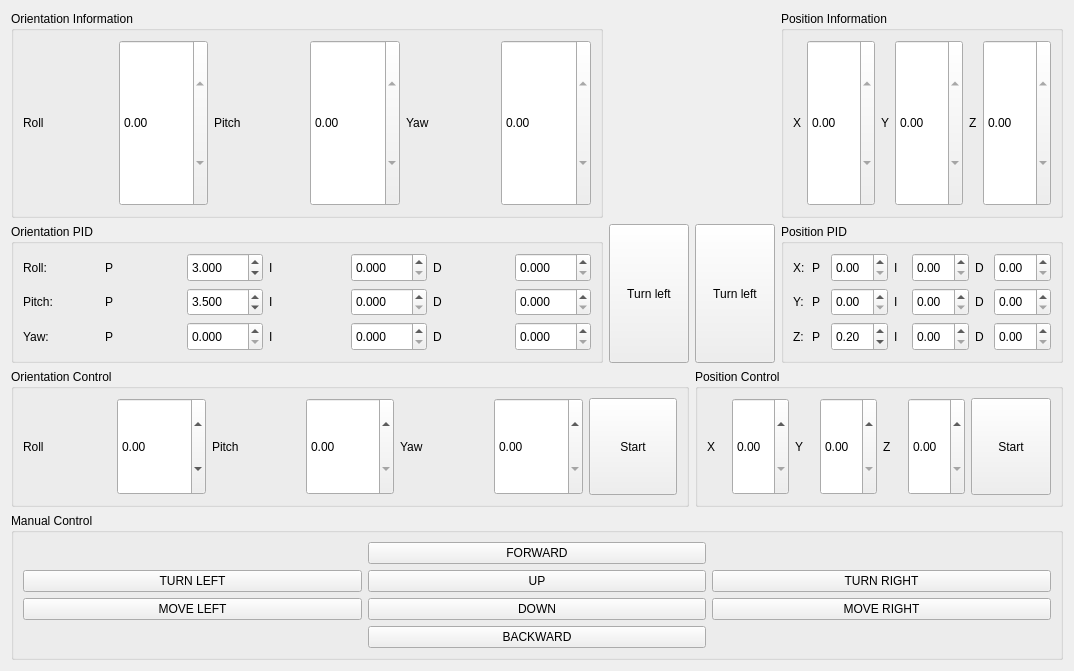
Qt form controlview.ui (thinkexist1989/UWVControl) before a commit.
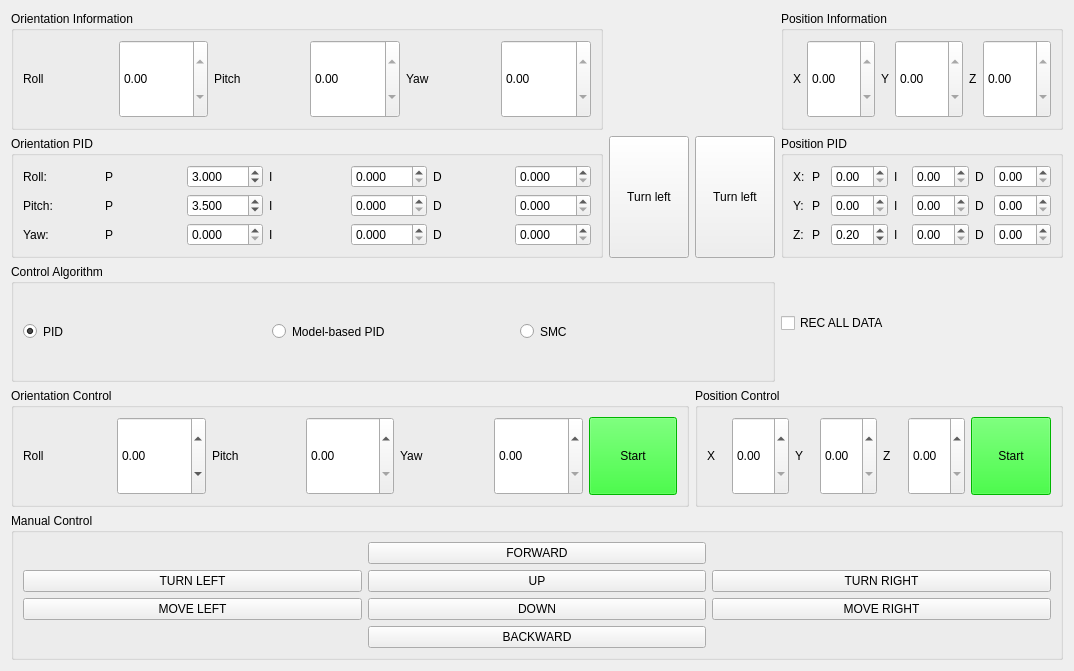
The same form after that commit.

Patch:
```diff
--- a/controlview.ui
+++ b/controlview.ui
@@ -20,8 +20,116 @@
    <string notr="true">font: 25 11pt &quot;Segoe UI Light&quot;;
 </string>
   </property>
-  <layout class="QGridLayout" name="gridLayout_8" rowstretch="3,2,2,2" columnstretch="5,0,0,0">
-   <item row="2" column="0" colspan="2">
+  <layout class="QGridLayout" name="gridLayout_8" rowstretch="2,2,2,2,2" columnstretch="5,0,0,0">
+   <property name="verticalSpacing">
+    <number>6</number>
+   </property>
+   <item row="0" column="0">
+    <widget class="QGroupBox" name="groupBox_4">
+     <property name="title">
+      <string>Orientation Information</string>
+     </property>
+     <layout class="QGridLayout" name="gridLayout_4">
+      <item row="0" column="3">
+       <widget class="QDoubleSpinBox" name="pitch_info">
+        <property name="sizePolicy">
+         <sizepolicy hsizetype="Expanding" vsizetype="Expanding">
+          <horstretch>0</horstretch>
+          <verstretch>0</verstretch>
+         </sizepolicy>
+        </property>
+        <property name="readOnly">
+         <bool>true</bool>
+        </property>
+        <property name="minimum">
+         <double>-90.000000000000000</double>
+        </property>
+        <property name="maximum">
+         <double>90.000000000000000</double>
+        </property>
+       </widget>
+      </item>
+      <item row="0" column="1">
+       <widget class="QDoubleSpinBox" name="roll_info">
+        <property name="sizePolicy">
+         <sizepolicy hsizetype="Expanding" vsizetype="Expanding">
+          <horstretch>0</horstretch>
+          <verstretch>0</verstretch>
+         </sizepolicy>
+        </property>
+        <property name="readOnly">
+         <bool>true</bool>
+        </property>
+        <property name="minimum">
+         <double>-180.000000000000000</double>
+        </property>
+        <property name="maximum">
+         <double>180.000000000000000</double>
+        </property>
+       </widget>
+      </item>
+      <item row="0" column="4">
+       <widget class="QLabel" name="label_9">
+        <property name="sizePolicy">
+         <sizepolicy hsizetype="Expanding" vsizetype="Expanding">
+          <horstretch>0</horstretch>
+          <verstretch>0</verstretch>
+         </sizepolicy>
+        </property>
+        <property name="text">
+         <string>Yaw</string>
+        </property>
+       </widget>
+      </item>
+      <item row="0" column="0">
+       <widget class="QLabel" name="label_7">
+        <property name="sizePolicy">
+         <sizepolicy hsizetype="Expanding" vsizetype="Expanding">
+          <horstretch>0</horstretch>
+          <verstretch>0</verstretch>
+         </sizepolicy>
+        </property>
+        <property name="text">
+         <string>Roll</string>
+        </property>
+       </widget>
+      </item>
+      <item row="0" column="2">
+       <widget class="QLabel" name="label_8">
+        <property name="sizePolicy">
+         <sizepolicy hsizetype="Expanding" vsizetype="Expanding">
+          <horstretch>0</horstretch>
+          <verstretch>0</verstretch>
+         </sizepolicy>
+        </property>
+        <property name="text">
+         <string>Pitch</string>
+        </property>
+       </widget>
+      </item>
+      <item row="0" column="5">
+       <widget class="QDoubleSpinBox" name="yaw_info">
+        <property name="sizePolicy">
+         <sizepolicy hsizetype="Expanding" vsizetype="Expanding">
+          <horstretch>0</horstretch>
+          <verstretch>0</verstretch>
+         </sizepolicy>
+        </property>
+        <property name="readOnly">
+         <bool>true</bool>
+        </property>
+        <property name="minimum">
+         <double>-180.000000000000000</double>
+        </property>
+        <property name="maximum">
+         <double>180.000000000000000</double>
+        </property>
+       </widget>
+      </item>
+     </layout>
+    </widget>
+   </item>
+   <item row="3" column="0" colspan="2">
     <widget class="QGroupBox" name="groupBox">
      <property name="title">
       <string>Orientation Control</string>
@@ -116,6 +224,9 @@
           <verstretch>0</verstretch>
          </sizepolicy>
         </property>
+        <property name="styleSheet">
+         <string notr="true">background-color: rgb(0, 255, 0);</string>
+        </property>
         <property name="text">
          <string>Start</string>
         </property>
@@ -124,111 +235,6 @@
      </layout>
     </widget>
    </item>
-   <item row="0" column="0">
-    <widget class="QGroupBox" name="groupBox_4">
-     <property name="title">
-      <string>Orientation Information</string>
-     </property>
-     <layout class="QGridLayout" name="gridLayout_4">
-      <item row="0" column="3">
-       <widget class="QDoubleSpinBox" name="pitch_info">
-        <property name="sizePolicy">
-         <sizepolicy hsizetype="Expanding" vsizetype="Expanding">
-          <horstretch>0</horstretch>
-          <verstretch>0</verstretch>
-         </sizepolicy>
-        </property>
-        <property name="readOnly">
-         <bool>true</bool>
-        </property>
-        <property name="minimum">
-         <double>-90.000000000000000</double>
-        </property>
-        <property name="maximum">
-         <double>90.000000000000000</double>
-        </property>
-       </widget>
-      </item>
-      <item row="0" column="1">
-       <widget class="QDoubleSpinBox" name="roll_info">
-        <property name="sizePolicy">
-         <sizepolicy hsizetype="Expanding" vsizetype="Expanding">
-          <horstretch>0</horstretch>
-          <verstretch>0</verstretch>
-         </sizepolicy>
-        </property>
-        <property name="readOnly">
-         <bool>true</bool>
-        </property>
-        <property name="minimum">
-         <double>-180.000000000000000</double>
-        </property>
-        <property name="maximum">
-         <double>180.000000000000000</double>
-        </property>
-       </widget>
-      </item>
-      <item row="0" column="4">
-       <widget class="QLabel" name="label_9">
-        <property name="sizePolicy">
-         <sizepolicy hsizetype="Expanding" vsizetype="Expanding">
-          <horstretch>0</horstretch>
-          <verstretch>0</verstretch>
-         </sizepolicy>
-        </property>
-        <property name="text">
-         <string>Yaw</string>
-        </property>
-       </widget>
-      </item>
-      <item row="0" column="0">
-       <widget class="QLabel" name="label_7">
-        <property name="sizePolicy">
-         <sizepolicy hsizetype="Expanding" vsizetype="Expanding">
-          <horstretch>0</horstretch>
-          <verstretch>0</verstretch>
-         </sizepolicy>
-        </property>
-        <property name="text">
-         <string>Roll</string>
-        </property>
-       </widget>
-      </item>
-      <item row="0" column="2">
-       <widget class="QLabel" name="label_8">
-        <property name="sizePolicy">
-         <sizepolicy hsizetype="Expanding" vsizetype="Expanding">
-          <horstretch>0</horstretch>
-          <verstretch>0</verstretch>
-         </sizepolicy>
-        </property>
-        <property name="text">
-         <string>Pitch</string>
-        </property>
-       </widget>
-      </item>
-      <item row="0" column="5">
-       <widget class="QDoubleSpinBox" name="yaw_info">
-        <property name="sizePolicy">
-         <sizepolicy hsizetype="Expanding" vsizetype="Expanding">
-          <horstretch>0</horstretch>
-          <verstretch>0</verstretch>
-         </sizepolicy>
-        </property>
-        <property name="readOnly">
-         <bool>true</bool>
-        </property>
-        <property name="minimum">
-         <double>-180.000000000000000</double>
-        </property>
-        <property name="maximum">
-         <double>180.000000000000000</double>
-        </property>
-       </widget>
-      </item>
-     </layout>
-    </widget>
-   </item>
    <item row="1" column="1">
     <widget class="QPushButton" name="turnleft">
      <property name="sizePolicy">
@@ -255,19 +261,6 @@
      </property>
     </widget>
    </item>
-   <item row="0" column="1">
-    <spacer name="horizontalSpacer_2">
-     <property name="orientation">
-      <enum>Qt::Horizontal</enum>
-     </property>
-     <property name="sizeHint" stdset="0">
-      <size>
-       <width>40</width>
-       <height>20</height>
-      </size>
-     </property>
-    </spacer>
-   </item>
    <item row="0" column="2">
     <spacer name="horizontalSpacer">
      <property name="orientation">
@@ -281,7 +274,20 @@
      </property>
     </spacer>
    </item>
-   <item row="2" column="2" colspan="2">
+   <item row="0" column="1">
+    <spacer name="horizontalSpacer_2">
+     <property name="orientation">
+      <enum>Qt::Horizontal</enum>
+     </property>
+     <property name="sizeHint" stdset="0">
+      <size>
+       <width>40</width>
+       <height>20</height>
+      </size>
+     </property>
+    </spacer>
+   </item>
+   <item row="3" column="2" colspan="2">
     <widget class="QGroupBox" name="groupBox_2">
      <property name="title">
       <string>Position Control</string>
@@ -364,6 +370,9 @@
           <verstretch>0</verstretch>
          </sizepolicy>
         </property>
+        <property name="styleSheet">
+         <string notr="true">background-color: rgb(0, 255, 0);</string>
+        </property>
         <property name="text">
          <string>Start</string>
         </property>
@@ -372,7 +381,7 @@
      </layout>
     </widget>
    </item>
-   <item row="3" column="0" colspan="4">
+   <item row="4" column="0" colspan="4">
     <widget class="QGroupBox" name="groupBox_3">
      <property name="title">
       <string>Manual Control</string>
@@ -1217,6 +1226,70 @@
      </layout>
     </widget>
    </item>
+   <item row="2" column="3">
+    <widget class="QCheckBox" name="isRec">
+     <property name="sizePolicy">
+      <sizepolicy hsizetype="Preferred" vsizetype="Preferred">
+       <horstretch>0</horstretch>
+       <verstretch>0</verstretch>
+      </sizepolicy>
+     </property>
+     <property name="text">
+      <string>REC ALL DATA</string>
+     </property>
+    </widget>
+   </item>
+   <item row="2" column="0" colspan="3">
+    <widget class="QGroupBox" name="groupBox_8">
+     <property name="title">
+      <string>Control Algorithm</string>
+     </property>
+     <layout class="QGridLayout" name="gridLayout_9" columnstretch="1,1,1">
+      <item row="0" column="0">
+       <widget class="QRadioButton" name="pidBtn">
+        <property name="sizePolicy">
+         <sizepolicy hsizetype="Preferred" vsizetype="Preferred">
+          <horstretch>0</horstretch>
+          <verstretch>0</verstretch>
+         </sizepolicy>
+        </property>
+        <property name="text">
+         <string>PID</string>
+        </property>
+        <property name="checked">
+         <bool>true</bool>
+        </property>
+       </widget>
+      </item>
+      <item row="0" column="1">
+       <widget class="QRadioButton" name="mpidBtn">
+        <property name="sizePolicy">
+         <sizepolicy hsizetype="Preferred" vsizetype="Preferred">
+          <horstretch>0</horstretch>
+          <verstretch>0</verstretch>
+         </sizepolicy>
+        </property>
+        <property name="text">
+         <string>Model-based PID</string>
+        </property>
+       </widget>
+      </item>
+      <item row="0" column="2">
+       <widget class="QRadioButton" name="smcBtn">
+        <property name="sizePolicy">
+         <sizepolicy hsizetype="Preferred" vsizetype="Preferred">
+          <horstretch>0</horstretch>
+          <verstretch>0</verstretch>
+         </sizepolicy>
+        </property>
+        <property name="text">
+         <string>SMC</string>
+        </property>
+       </widget>
+      </item>
+     </layout>
+    </widget>
+   </item>
   </layout>
  </widget>
  <resources/>
```
